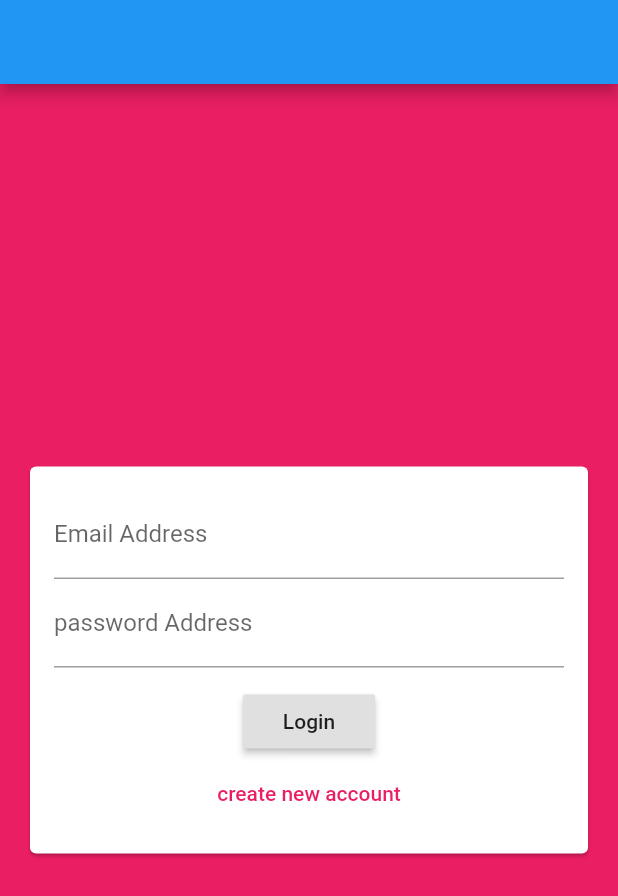
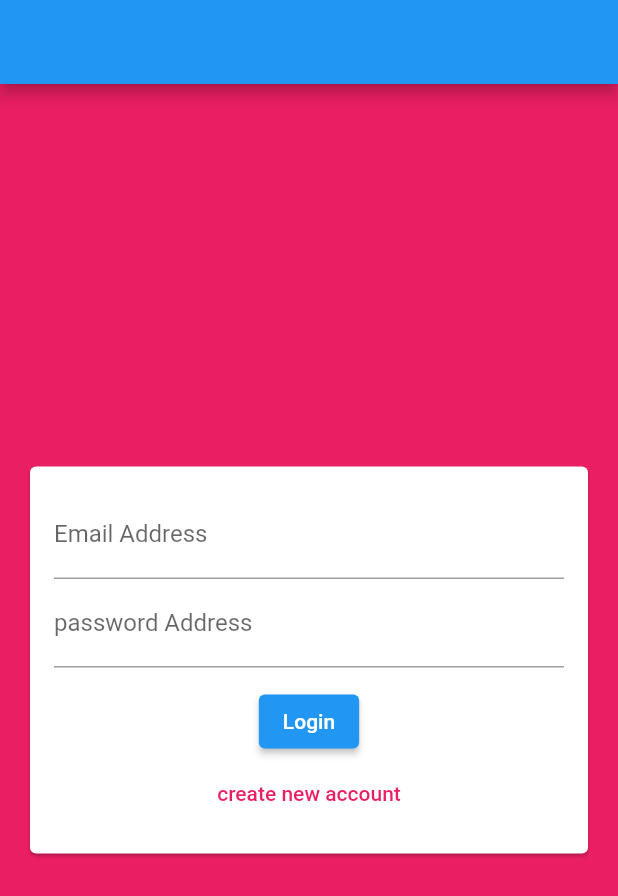
Before and after one commit to phoenix0126/flutter_firebase_chatapp, a Flutter app: the screen it shows after launch, on a phone screen of 412 x 824 dp. Shown: the top 896 px of the screen. Run offline on Flutter 3.47's test engine with Material 2 defaults, Android fonts, the phone set to English and light mode, and no system bars; our stand-ins replace cloud_firestore, firebase_auth, firebase_core; accounts and stored records are empty.

Commit message:
change buttons

```diff
--- a/lib/widgets/auth/auth_form.dart
+++ b/lib/widgets/auth/auth_form.dart
@@ -69,16 +69,19 @@ class _authFormState extends State<authForm> {
               const SizedBox(height: 12),
               if (widget.isLoading) const CircularProgressIndicator(),
               if (!widget.isLoading)
-                RaisedButton(
+                ElevatedButton(
                   child: Text(islogin ? 'Login' : 'Signup'),
                   onPressed: submit,
                 ), // RaisedButton
               if (!widget.isLoading)
-                FlatButton(
-                    textColor: Theme.of(context).primaryColor,
-                    child: Text(islogin
-                        ? 'create new account'
-                        : 'I already have account'),
+                TextButton(
+                    child: Text(
+                        islogin
+                            ? 'create new account'
+                            : 'I already have account',
+                        style: TextStyle(
+                          color: Theme.of(context).primaryColor,
+                        )),
                     onPressed: () {
                       setState(() {
                         islogin = !islogin;
```
